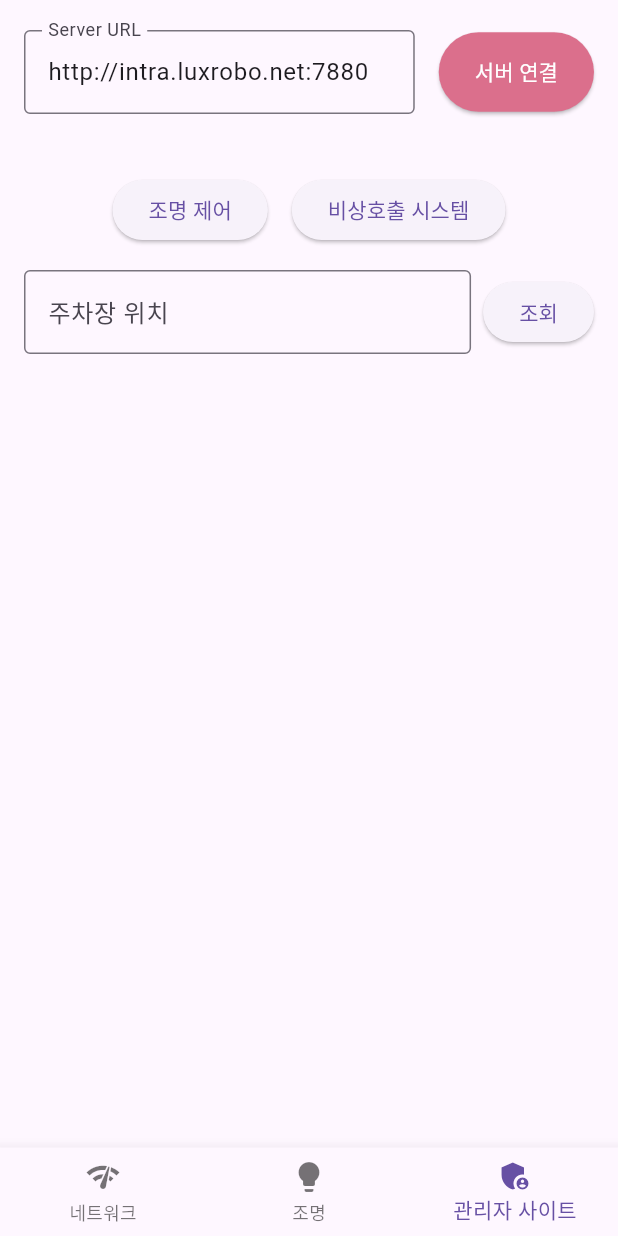
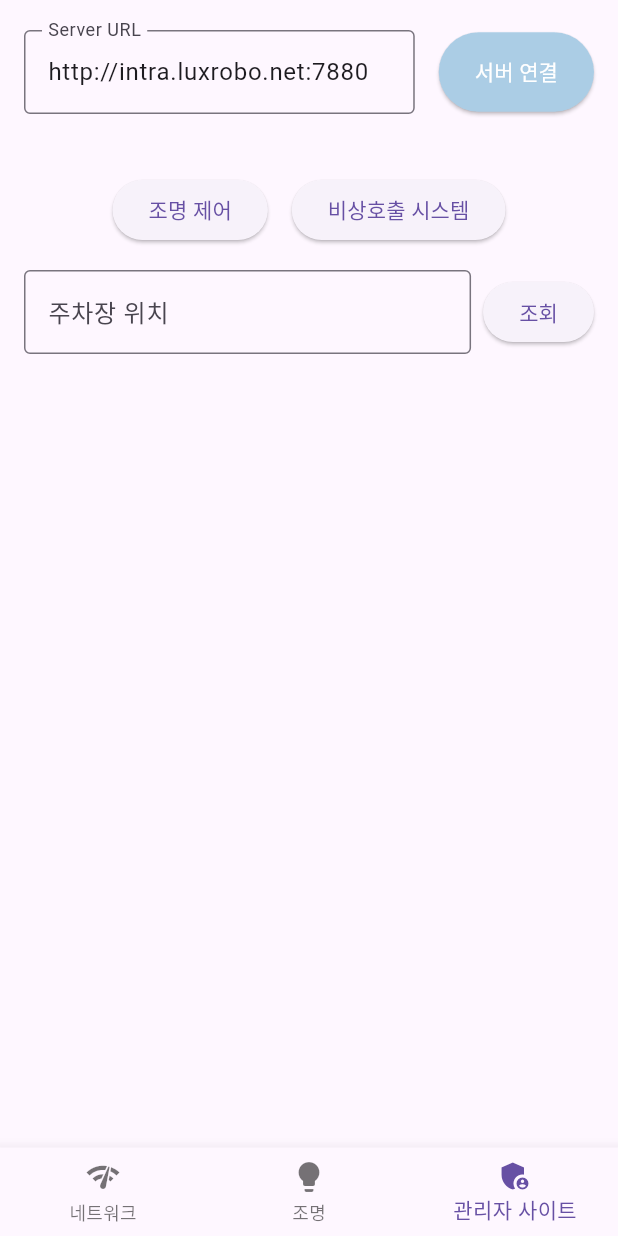
Before and after one commit to JokerTrickster/parking_app, a Flutter app: the MainPage screen opened directly, item 3 of the bottom bar chosen, on a phone screen of 412 x 824 dp. Run offline on Flutter 3.47's test engine with Material 3 defaults, Android fonts, the phone set to English and light mode, and no system bars.

Commit message:
fixd: 버튼 색 변경\n

```diff
--- a/lib/features/auth/presentation/pages/login_page.dart
+++ b/lib/features/auth/presentation/pages/login_page.dart
@@ -17,7 +17,8 @@ class LoginPage extends StatelessWidget {
           children: [
             TextField(
               onChanged: viewModel.setUsername,
-              decoration: InputDecoration(labelText: 'Username'),
+              decoration:
+                  InputDecoration(labelText: 'Username', hintText: 'admin'),
             ),
             TextField(
               onChanged: viewModel.setPassword,
--- a/lib/features/auth/presentation/pages/main_page.dart
+++ b/lib/features/auth/presentation/pages/main_page.dart
@@ -752,7 +752,7 @@ class _MainPageState extends State<MainPage> {
                     controller: serverUrlController,
                     decoration: InputDecoration(
                       labelText: 'Server URL',
-                      hintText: 'Enter server URL',
+                      hintText: 'http://intra.luxrobo.net:7880',
                       border: OutlineInputBorder(),
                     ),
                   ),
@@ -762,7 +762,7 @@ class _MainPageState extends State<MainPage> {
                   onPressed: isConnecting ? null : applyServerUrl,
                   style: ElevatedButton.styleFrom(
                     padding: EdgeInsets.symmetric(horizontal: 24, vertical: 16),
-                    backgroundColor: const Color.fromARGB(255, 219, 111, 140),
+                    backgroundColor: const Color.fromARGB(255, 171, 205, 229),
                     foregroundColor: Colors.white,
                   ),
                   child: Text('서버 연결'),
@@ -795,9 +795,9 @@ class _MainPageState extends State<MainPage> {
     if (_selectedIndex == 0) {
       return Column(
         children: [
-          Wrap(
-            spacing: 8,
-            runSpacing: 8,
+          SingleChildScrollView(
+            scrollDirection: Axis.horizontal,
+            child: Row(
               children: [
                 ElevatedButton(
                   onPressed: () async {
@@ -813,11 +813,11 @@ class _MainPageState extends State<MainPage> {
                   style: ElevatedButton.styleFrom(
                     padding: EdgeInsets.symmetric(horizontal: 15, vertical: 12),
                   ),
-                child: Text('모든 모듈 상태 확인'),
-              ),
+                  child: Text('모든 모듈 상태'),
+                ),
+                SizedBox(width: 8),
                 ElevatedButton(
                   onPressed: () {
-                  // ble 버튼을 누르면 ble 관련 입력 UI 표시
                     setState(() {
                       showBleInput = true;
                       bleStatus = null;
@@ -831,9 +831,9 @@ class _MainPageState extends State<MainPage> {
                   ),
                   child: Text('ble'),
                 ),
+                SizedBox(width: 8),
                 ElevatedButton(
                   onPressed: () {
-                  // Update dimming button to show dimming input UI
                     setState(() {
                       showDimmingInput = true;
                       showBleInput = false;
@@ -847,6 +847,7 @@ class _MainPageState extends State<MainPage> {
                   ),
                   child: Text('dimming'),
                 ),
+                SizedBox(width: 8),
                 ElevatedButton(
                   onPressed: () async {
                     setState(() {
@@ -866,6 +867,7 @@ class _MainPageState extends State<MainPage> {
                 ),
               ],
             ),
+          ),
           Container(
             height: 1,
             color: Colors.grey,
@@ -879,6 +881,7 @@ class _MainPageState extends State<MainPage> {
                   controller: bleQueryController,
                   decoration: InputDecoration(
                     labelText: 'CCTV Name for BLE',
+                    hintText: 'P1_B1_1_1',
                     border: OutlineInputBorder(),
                   ),
                 ),
@@ -902,6 +905,7 @@ class _MainPageState extends State<MainPage> {
                   controller: dimmingQueryController,
                   decoration: InputDecoration(
                     labelText: 'CCTV Name for Dimming',
+                    hintText: 'P1_B1_1_1',
                     border: OutlineInputBorder(),
                   ),
                 ),
@@ -968,6 +972,7 @@ class _MainPageState extends State<MainPage> {
                                                       decoration:
                                                           InputDecoration(
                                                         labelText: 'CCTV Name',
+                                                        hintText: 'P1_B1_1_1',
                                                         border:
                                                             OutlineInputBorder(),
                                                       ),
@@ -1041,6 +1046,8 @@ class _MainPageState extends State<MainPage> {
                                                               InputDecoration(
                                                             labelText:
                                                                 'CCTV Name',
+                                                            hintText:
+                                                                'P1_B1_1_1',
                                                             border:
                                                                 OutlineInputBorder(),
                                                           ),
@@ -1297,6 +1304,7 @@ class _MainPageState extends State<MainPage> {
                 controller: parkingLocationController,
                 decoration: InputDecoration(
                   labelText: '주차장 위치',
+                  hintText: 'P1_B1',
                   border: OutlineInputBorder(),
                 ),
               ),
@@ -1575,6 +1583,7 @@ class _MainPageState extends State<MainPage> {
                           controller: cctvNameController,
                           decoration: InputDecoration(
                             labelText: 'CCTV Name',
+                            hintText: 'P1_B1_1_1',
                             border: OutlineInputBorder(),
                           ),
                         ),
@@ -1648,7 +1657,7 @@ class _MainPageState extends State<MainPage> {
                 );
               },
               style: ElevatedButton.styleFrom(
-                backgroundColor: const Color.fromARGB(255, 230, 190, 215),
+                backgroundColor: const Color.fromARGB(255, 171, 205, 229),
                 padding: EdgeInsets.symmetric(horizontal: 32, vertical: 16),
               ),
               child: Text(
@@ -1725,7 +1734,7 @@ class _MainPageState extends State<MainPage> {
                 );
               },
               style: ElevatedButton.styleFrom(
-                backgroundColor: Colors.green,
+                backgroundColor: const Color.fromARGB(255, 171, 205, 229),
                 padding: EdgeInsets.symmetric(horizontal: 32, vertical: 16),
               ),
               child: Text(
```
Also changed, not shown: 1 other file. Lines whose indentation alone changed are shown as unchanged.
